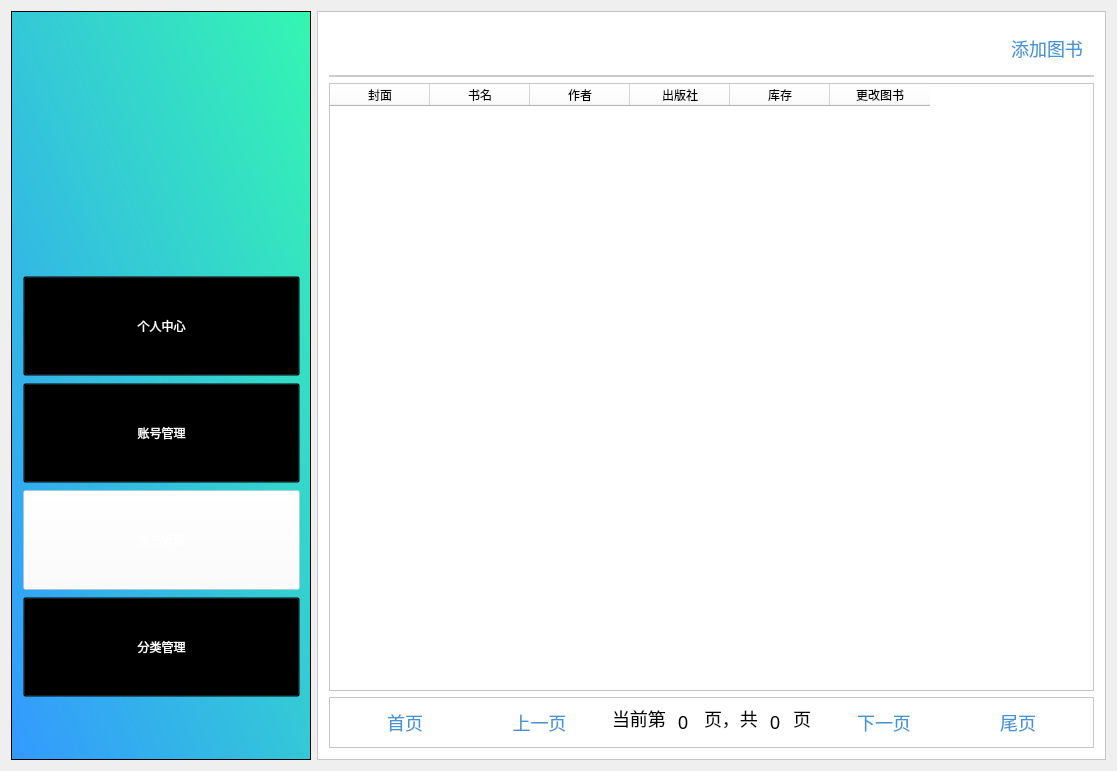
Qt form Library/Library/admin_searchbook.ui (BooksOcean/BooksOcean) before a commit.
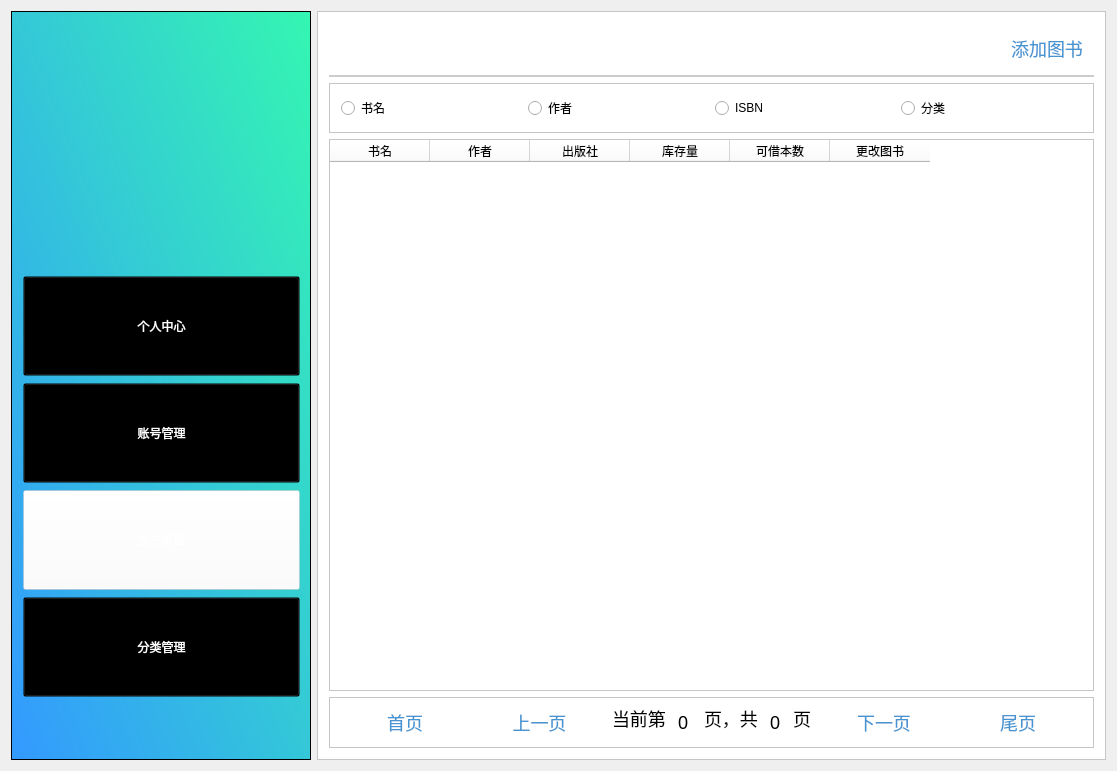
The same form after that commit. Icons and pictures are not drawn.

Diff of the .ui file:
```diff
--- a/Library/Library/admin_searchbook.ui
+++ b/Library/Library/admin_searchbook.ui
@@ -268,6 +268,52 @@
         </layout>
        </widget>
       </item>
+      <item>
+       <widget class="QFrame" name="frame_6">
+        <property name="maximumSize">
+         <size>
+          <width>16777215</width>
+          <height>50</height>
+         </size>
+        </property>
+        <property name="frameShape">
+         <enum>QFrame::StyledPanel</enum>
+        </property>
+        <property name="frameShadow">
+         <enum>QFrame::Raised</enum>
+        </property>
+        <layout class="QHBoxLayout" name="horizontalLayout_4">
+         <item>
+          <widget class="QRadioButton" name="radioName">
+           <property name="text">
+            <string>书名</string>
+           </property>
+          </widget>
+         </item>
+         <item>
+          <widget class="QRadioButton" name="radioAuthor">
+           <property name="text">
+            <string>作者</string>
+           </property>
+          </widget>
+         </item>
+         <item>
+          <widget class="QRadioButton" name="radioISBN">
+           <property name="text">
+            <string>ISBN</string>
+           </property>
+          </widget>
+         </item>
+         <item>
+          <widget class="QRadioButton" name="radioClassify">
+           <property name="text">
+            <string>分类</string>
+           </property>
+          </widget>
+         </item>
+        </layout>
+       </widget>
+      </item>
       <item>
        <widget class="QTableWidget" name="tableWidget">
         <property name="sizePolicy">
@@ -276,11 +322,6 @@
           <verstretch>0</verstretch>
          </sizepolicy>
         </property>
-        <column>
-         <property name="text">
-          <string>封面</string>
-         </property>
-        </column>
         <column>
          <property name="text">
           <string>书名</string>
@@ -298,7 +339,12 @@
         </column>
         <column>
          <property name="text">
-          <string>库存</string>
+          <string>库存量</string>
+         </property>
+        </column>
+        <column>
+         <property name="text">
+          <string>可借本数</string>
          </property>
         </column>
         <column>
```
Left out of the diff: 4 changed lines with no effect on the pictures.
